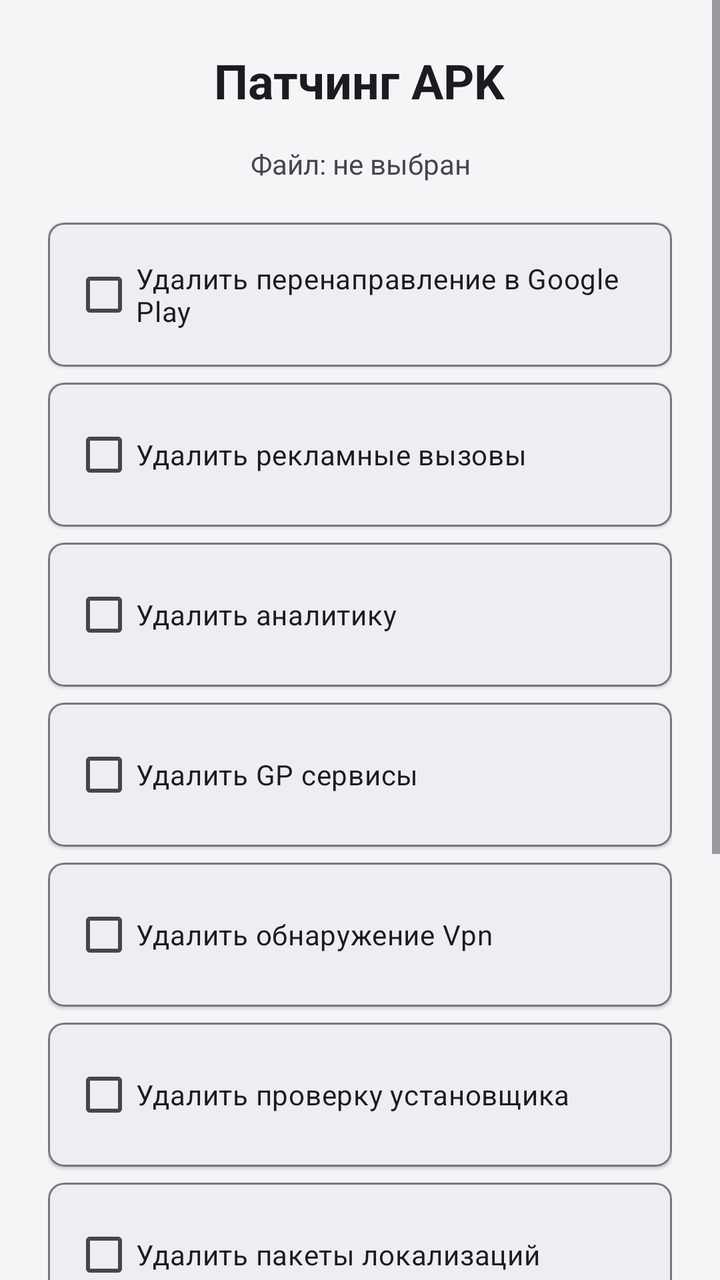
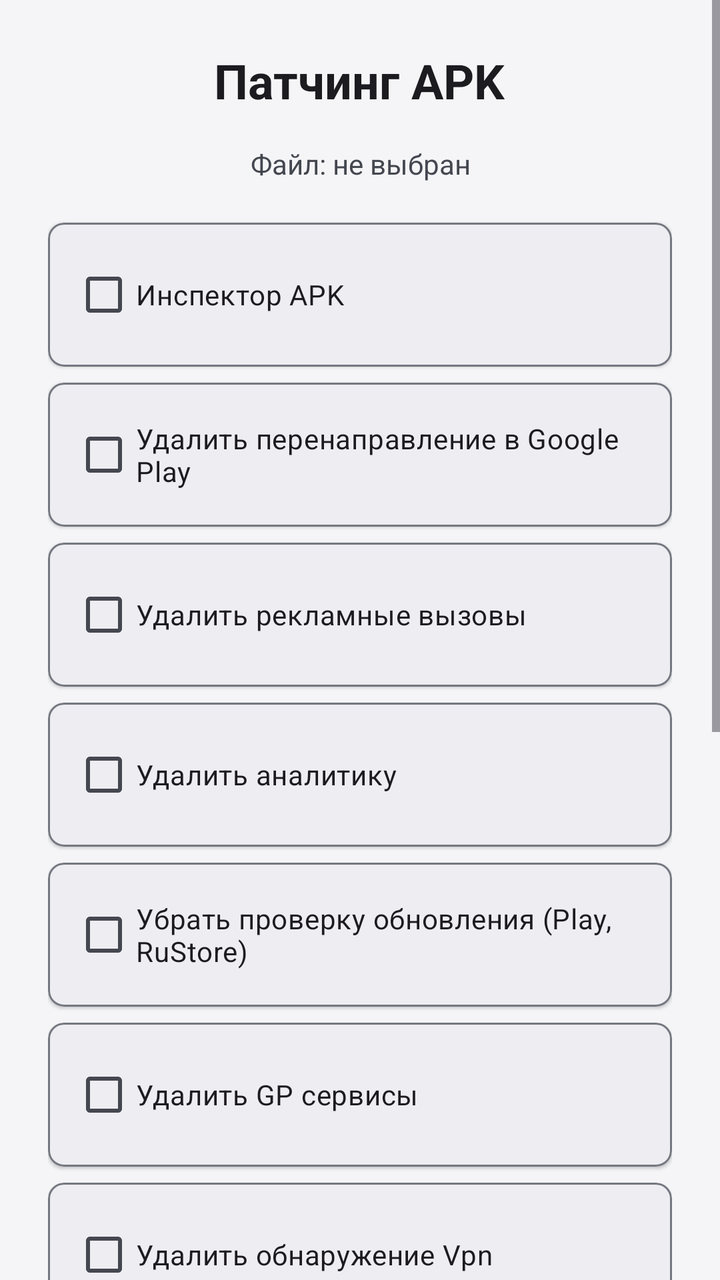

Two renders of the same Android screen: before a commit and after it. Below are the layout's source before the change and the commit's diff.
<!-- AndroidManifest.xml: activity theme Theme.LazyModification -->
<!-- res/layout/activity_patch.xml -->
<?xml version="1.0" encoding="utf-8"?>
<ScrollView
    xmlns:android="http://schemas.android.com/apk/res/android"
    xmlns:app="http://schemas.android.com/apk/res-auto"
    android:layout_width="match_parent"
    android:layout_height="match_parent"
    android:fillViewport="true">

    <LinearLayout
        android:layout_width="match_parent"
        android:layout_height="wrap_content"
        android:orientation="vertical"
        android:padding="24dp">

        <TextView
            android:layout_width="wrap_content"
            android:layout_height="wrap_content"
            android:text="@string/patching_apk"
            android:textSize="24sp"
            android:textStyle="bold"
            android:textColor="?attr/colorOnSurface"
            android:layout_gravity="center_horizontal"
            android:layout_marginBottom="16dp"/>

        <TextView
            android:id="@+id/tvFileName"
            android:layout_width="match_parent"
            android:layout_height="wrap_content"
            android:text="@string/file_not_selected"
            android:textSize="14sp"
            android:textColor="?attr/colorOnSurfaceVariant"
            android:gravity="center"
            android:layout_marginBottom="20dp"/>

        <com.google.android.material.card.MaterialCardView
            android:layout_width="match_parent"
            android:layout_height="wrap_content"
            android:layout_marginBottom="8dp"
            app:cardCornerRadius="8dp"
            app:cardElevation="1dp"
            app:strokeWidth="1dp"
            app:strokeColor="?attr/colorOutline">
            <LinearLayout
                android:layout_width="match_parent"
                android:layout_height="wrap_content"
                android:orientation="vertical"
                android:padding="12dp">
                <CheckBox
                    android:id="@+id/checkBoxGooglePlay"
                    android:layout_width="wrap_content"
                    android:layout_height="wrap_content"
                    android:text="@string/remove_google_play_redirect"/>
            </LinearLayout>
        </com.google.android.material.card.MaterialCardView>

        <com.google.android.material.card.MaterialCardView
            android:layout_width="match_parent"
            android:layout_height="wrap_content"
            android:layout_marginBottom="8dp"
            app:cardCornerRadius="8dp"
            app:cardElevation="1dp"
            app:strokeWidth="1dp"
            app:strokeColor="?attr/colorOutline">
            <LinearLayout
                android:layout_width="match_parent"
                android:layout_height="wrap_content"
                android:orientation="vertical"
                android:padding="12dp">
                <CheckBox
                    android:id="@+id/checkBoxRemoveAds"
                    android:layout_width="wrap_content"
                    android:layout_height="wrap_content"
                    android:text="@string/remove_ads_calls"/>
            </LinearLayout>
        </com.google.android.material.card.MaterialCardView>

        <com.google.android.material.card.MaterialCardView
            android:layout_width="match_parent"
            android:layout_height="wrap_content"
            android:layout_marginBottom="8dp"
            app:cardCornerRadius="8dp"
            app:cardElevation="1dp"
            app:strokeWidth="1dp"
            app:strokeColor="?attr/colorOutline">
            <LinearLayout
                android:layout_width="match_parent"
                android:layout_height="wrap_content"
                android:orientation="vertical"
                android:padding="12dp">
                <CheckBox
                    android:id="@+id/checkBoxRemoveAnalytics"
                    android:layout_width="wrap_content"
                    android:layout_height="wrap_content"
                    android:text="@string/remove_analytics"/>
            </LinearLayout>
        </com.google.android.material.card.MaterialCardView>

        <com.google.android.material.card.MaterialCardView
            android:layout_width="match_parent"
            android:layout_height="wrap_content"
            android:layout_marginBottom="8dp"
            app:cardCornerRadius="8dp"
            app:cardElevation="1dp"
            app:strokeWidth="1dp"
            app:strokeColor="?attr/colorOutline">
            <LinearLayout
                android:layout_width="match_parent"
                android:layout_height="wrap_content"
                android:orientation="vertical"
                android:padding="12dp">
                <CheckBox
                    android:id="@+id/checkBoxRemoveGPServices"
                    android:layout_width="wrap_content"
                    android:layout_height="wrap_content"
                    android:text="@string/remove_gp_services"/>
            </LinearLayout>
        </com.google.android.material.card.MaterialCardView>

        <com.google.android.material.card.MaterialCardView
            android:layout_width="match_parent"
            android:layout_height="wrap_content"
            android:layout_marginBottom="8dp"
            app:cardCornerRadius="8dp"
            app:cardElevation="1dp"
            app:strokeWidth="1dp"
            app:strokeColor="?attr/colorOutline">
            <LinearLayout
                android:layout_width="match_parent"
                android:layout_height="wrap_content"
                android:orientation="vertical"
                android:padding="12dp">
                <CheckBox
                    android:id="@+id/checkBoxRemoveVpn"
                    android:layout_width="wrap_content"
                    android:layout_height="wrap_content"
                    android:text="@string/remove_vpn_detection"/>
            </LinearLayout>
        </com.google.android.material.card.MaterialCardView>

        <com.google.android.material.card.MaterialCardView
            android:layout_width="match_parent"
            android:layout_height="wrap_content"
            android:layout_marginBottom="8dp"
            app:cardCornerRadius="8dp"
            app:cardElevation="1dp"
            app:strokeWidth="1dp"
            app:strokeColor="?attr/colorOutline">
            <LinearLayout
                android:layout_width="match_parent"
                android:layout_height="wrap_content"
                android:orientation="vertical"
                android:padding="12dp">
                <CheckBox
                    android:id="@+id/checkBoxRemoveInstallerCheck"
                    android:layout_width="wrap_content"
                    android:layout_height="wrap_content"
                    android:text="@string/remove_installer_check"/>
            </LinearLayout>
        </com.google.android.material.card.MaterialCardView>

        <com.google.android.material.card.MaterialCardView
            android:layout_width="match_parent"
            android:layout_height="wrap_content"
            android:layout_marginBottom="8dp"
            app:cardCornerRadius="8dp"
            app:cardElevation="1dp"
            app:strokeWidth="1dp"
            app:strokeColor="?attr/colorOutline">
            <LinearLayout
                android:layout_width="match_parent"
                android:layout_height="wrap_content"
                android:orientation="vertical"
                android:padding="12dp">
                <CheckBox
                    android:id="@+id/checkBoxRemoveLocales"
                    android:layout_width="wrap_content"
                    android:layout_height="wrap_content"
                    android:text="@string/remove_locale_packages"/>
            </LinearLayout>
        </com.google.android.material.card.MaterialCardView>

        <com.google.android.material.card.MaterialCardView
            android:layout_width="match_parent"
            android:layout_height="wrap_content"
            android:layout_marginBottom="8dp"
            app:cardCornerRadius="8dp"
            app:cardElevation="1dp"
            app:strokeWidth="1dp"
            app:strokeColor="?attr/colorOutline">
            <LinearLayout
                android:layout_width="match_parent"
                android:layout_height="wrap_content"
                android:orientation="vertical"
                android:padding="12dp">
                <CheckBox
                    android:id="@+id/checkBoxRemoveDpi"
                    android:layout_width="wrap_content"
                    android:layout_height="wrap_content"
                    android:text="@string/remove_dpi_duplicates"/>
            </LinearLayout>
        </com.google.android.material.card.MaterialCardView>

        
        <com.google.android.material.card.MaterialCardView
            android:layout_width="match_parent"
            android:layout_height="wrap_content"
            android:layout_marginBottom="20dp"
            app:cardCornerRadius="8dp"
            app:cardElevation="1dp"
            app:strokeWidth="1dp"
            app:strokeColor="?attr/colorOutline">
            <LinearLayout
                android:layout_width="match_parent"
                android:layout_height="wrap_content"
                android:orientation="vertical"
                android:padding="12dp">
                <CheckBox
                    android:id="@+id/checkBoxRemoveLibs"
                    android:layout_width="wrap_content"
                    android:layout_height="wrap_content"
                    android:text="@string/remove_libs_archs"/>
            </LinearLayout>
        </com.google.android.material.card.MaterialCardView>

        
        <com.google.android.material.card.MaterialCardView
            android:layout_width="match_parent"
            android:layout_height="wrap_content"
            android:layout_marginBottom="20dp"
            app:cardCornerRadius="8dp"
            app:cardElevation="1dp"
            app:strokeWidth="1dp"
            app:strokeColor="?attr/colorOutline">
            <LinearLayout
                android:layout_width="match_parent"
                android:layout_height="wrap_content"
                android:orientation="vertical"
                android:padding="12dp">
                <CheckBox
                    android:id="@+id/checkBoxOptimize"
                    android:layout_width="wrap_content"
                    android:layout_height="wrap_content"
                    android:text="@string/optimize"/>
            </LinearLayout>
        </com.google.android.material.card.MaterialCardView>
        <com.google.android.material.button.MaterialButton
            android:id="@+id/btnPatch"
            android:layout_width="match_parent"
            android:layout_height="wrap_content"
            android:text="@string/start_patching"
            android:textSize="16sp"
            android:padding="16dp"
            app:icon="@android:drawable/ic_menu_manage"
            app:iconGravity="textStart"
            app:iconPadding="12dp"
            android:enabled="false"
            android:visibility="gone"/>

    </LinearLayout>
</ScrollView>
<!-- resources referenced by this layout -->
<resources>
  <string name="file_not_selected">Файл: не выбран</string>
  <string name="optimize">Оптимизировать (уменьшить размер)</string>
  <string name="patching_apk">Патчинг APK</string>
  <string name="remove_ads_calls">Удалить рекламные вызовы</string>
  <string name="remove_analytics">Удалить аналитику</string>
  <string name="remove_dpi_duplicates">Удалить дубликаты графики (DPI)</string>
  <string name="remove_google_play_redirect">Удалить перенаправление в Google Play</string>
  <string name="remove_gp_services">Удалить GP сервисы</string>
  <string name="remove_installer_check">Удалить проверку установщика</string>
  <string name="remove_libs_archs">Удалить библиотеки (архитектуры)</string>
  <string name="remove_locale_packages">Удалить пакеты локализаций</string>
  <string name="remove_vpn_detection">Удалить обнаружение Vpn</string>
  <string name="start_patching">Начать патчинг</string>
  <style name="Theme.LazyModification" parent="Base.Theme.LazyModification" />
  <style name="Base.Theme.LazyModification" parent="Theme.Material3.Light.NoActionBar">
          
          <item name="colorPrimary">#596487</item>
          <item name="colorOnPrimary">#FFFFFF</item>
          <item name="colorPrimaryContainer">#DCE1F0</item>
          <item name="colorOnPrimaryContainer">#152040</item>
          <item name="colorPrimaryInverse">#B9C3E4</item>
  
          
          <item name="colorSecondary">#596487</item>
          <item name="colorOnSecondary">#FFFFFF</item>
          <item name="colorSecondaryContainer">#DCE1F0</item>
          <item name="colorOnSecondaryContainer">#152040</item>
  
          
          <item name="colorTertiary">#6E5A87</item>
          <item name="colorOnTertiary">#FFFFFF</item>
          <item name="colorTertiaryContainer">#F0DCE1</item>
          <item name="colorOnTertiaryContainer">#401520</item>
  
          
          <item name="colorError">#BA1A1A</item>
          <item name="colorOnError">#FFFFFF</item>
          <item name="colorErrorContainer">#FFDAD6</item>
          <item name="colorOnErrorContainer">#410002</item>
  
          
          <item name="android:colorBackground">#F5F5F8</item>
          <item name="colorSurface">#F5F5F8</item>
          <item name="colorOnSurface">#1C1B1F</item>
          <item name="colorSurfaceVariant">#E1E2EC</item>
          <item name="colorOnSurfaceVariant">#44474F</item>
          <item name="colorSurfaceInverse">#313033</item>
          <item name="colorOnSurfaceInverse">#F4EFF4</item>
  
          
          <item name="colorOutline">#74777F</item>
          <item name="colorOutlineVariant">#C4C6D0</item>
  
          
          <item name="android:statusBarColor">@android:color/transparent</item>
          <item name="android:navigationBarColor">@android:color/transparent</item>
          <item name="android:windowLightStatusBar">true</item>
  
          
          <item name="materialButtonStyle">@style/Widget.LazyModification.Button</item>
          <item name="materialButtonOutlinedStyle">@style/Widget.LazyModification.Button.Outlined</item>
      </style>
  <style name="Widget.LazyModification.Button" parent="Widget.Material3.Button">
          <item name="backgroundTint">#596487</item>
          <item name="android:textColor">#FFFFFF</item>
          <item name="iconTint">#FFFFFF</item>
          <item name="rippleColor">#33FFFFFF</item>
          <item name="cornerRadius">12dp</item>
      </style>
  <style name="Widget.LazyModification.Button.Outlined" parent="Widget.Material3.Button.OutlinedButton">
          <item name="strokeColor">#596487</item>
          <item name="android:textColor">#596487</item>
          <item name="iconTint">#596487</item>
          <item name="rippleColor">#1F596487</item>
          <item name="cornerRadius">12dp</item>
      </style>
</resources>

<!-- the commit's change to res/layout/activity_patch.xml (unified diff, before → after) -->
@@ -46,6 +46,27 @@
                 android:orientation="vertical"
                 android:padding="12dp">
                 <CheckBox
+                    android:id="@+id/checkBoxInspector"
+                    android:layout_width="wrap_content"
+                    android:layout_height="wrap_content"
+                    android:text="@string/inspector_title"/>
+            </LinearLayout>
+        </com.google.android.material.card.MaterialCardView>
+
+        <com.google.android.material.card.MaterialCardView
+            android:layout_width="match_parent"
+            android:layout_height="wrap_content"
+            android:layout_marginBottom="8dp"
+            app:cardCornerRadius="8dp"
+            app:cardElevation="1dp"
+            app:strokeWidth="1dp"
+            app:strokeColor="?attr/colorOutline">
+            <LinearLayout
+                android:layout_width="match_parent"
+                android:layout_height="wrap_content"
+                android:orientation="vertical"
+                android:padding="12dp">
+                <CheckBox
                     android:id="@+id/checkBoxGooglePlay"
                     android:layout_width="wrap_content"
                     android:layout_height="wrap_content"
@@ -92,6 +113,27 @@
                     android:layout_width="wrap_content"
                     android:layout_height="wrap_content"
                     android:text="@string/remove_analytics"/>
+            </LinearLayout>
+        </com.google.android.material.card.MaterialCardView>
+
+        <com.google.android.material.card.MaterialCardView
+            android:layout_width="match_parent"
+            android:layout_height="wrap_content"
+            android:layout_marginBottom="8dp"
+            app:cardCornerRadius="8dp"
+            app:cardElevation="1dp"
+            app:strokeWidth="1dp"
+            app:strokeColor="?attr/colorOutline">
+            <LinearLayout
+                android:layout_width="match_parent"
+                android:layout_height="wrap_content"
+                android:orientation="vertical"
+                android:padding="12dp">
+                <CheckBox
+                    android:id="@+id/checkBoxRemoveUpdate"
+                    android:layout_width="wrap_content"
+                    android:layout_height="wrap_content"
+                    android:text="@string/remove_update_check"/>
             </LinearLayout>
         </com.google.android.material.card.MaterialCardView>
 
<!-- resource entries referenced after the edit -->
@@ -1,6 +1,7 @@
 <!-- resources referenced by this layout -->
 <resources>
   <string name="file_not_selected">Файл: не выбран</string>
+  <string name="inspector_title">Инспектор APK</string>
   <string name="optimize">Оптимизировать (уменьшить размер)</string>
   <string name="patching_apk">Патчинг APK</string>
   <string name="remove_ads_calls">Удалить рекламные вызовы</string>
@@ -11,6 +12,7 @@
   <string name="remove_installer_check">Удалить проверку установщика</string>
   <string name="remove_libs_archs">Удалить библиотеки (архитектуры)</string>
   <string name="remove_locale_packages">Удалить пакеты локализаций</string>
+  <string name="remove_update_check">Убрать проверку обновления (Play, RuStore)</string>
   <string name="remove_vpn_detection">Удалить обнаружение Vpn</string>
   <string name="start_patching">Начать патчинг</string>
   <style name="Theme.LazyModification" parent="Base.Theme.LazyModification" />
